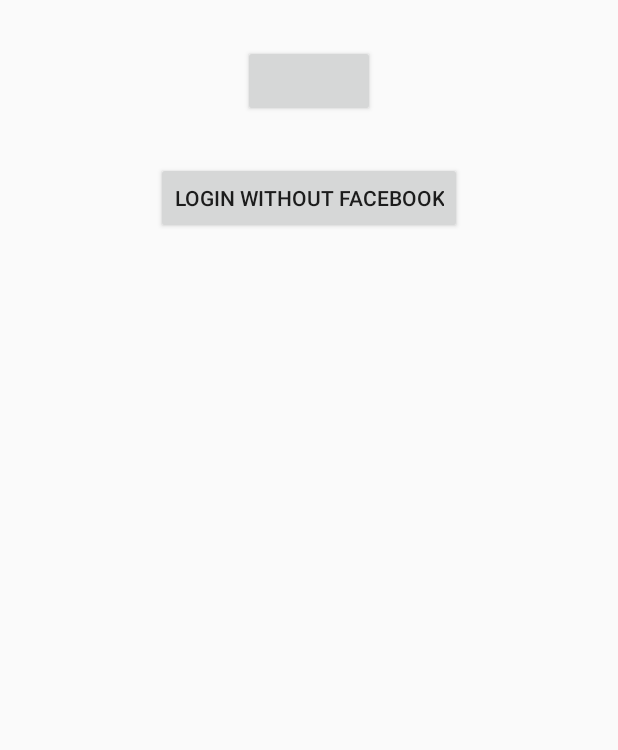
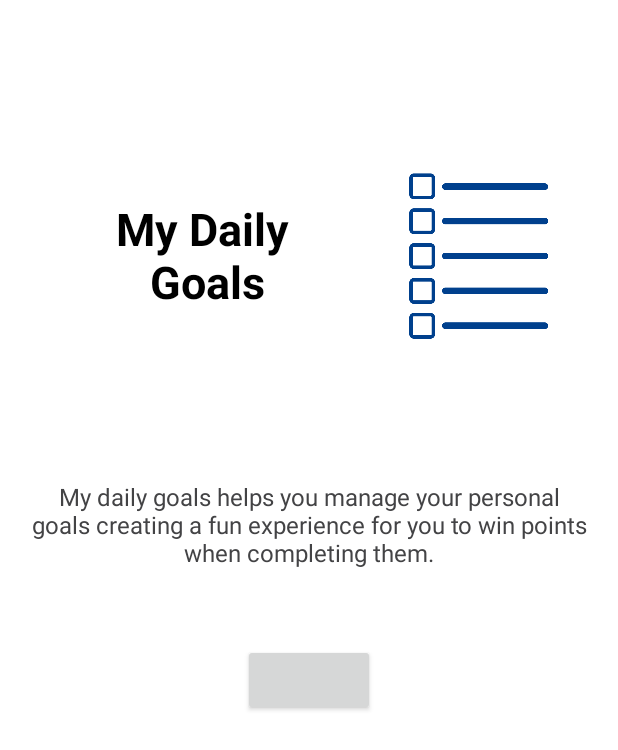
Before and after one commit to kamilabrito/mygoalsapp, an Android app: the screen it shows after launch (ActivityLogin), on a phone screen of 412 x 824 dp. Shown: the top 750 px of the screen. Run offline under Robolectric (Android 15) with nearby library versions, the phone set to English and light mode, and no system bars; our stand-ins replace ButterKnife; libraries missing offline, so code that uses them is left out: com.facebook, com.facebook.appevents, com.facebook.login; plain views replace LoginButton; 5 statements that could not run were skipped.

Commit message:
update login activity layout

```diff
--- a/app/src/main/java/com/kbrtz/mydailygoals/interfaces/InterfaceLoginActivity.java
+++ b/app/src/main/java/com/kbrtz/mydailygoals/interfaces/InterfaceLoginActivity.java
@@ -13,11 +13,9 @@
 
     User createUser(Bundle userInfo);
 
-    void openMainActivity(User user);
+    void openMainActivity();
 
     boolean isFirstBoot(Context context);
 
     void loadDataFirstBoot(Context context);
-
-    User getCurrentUser();
 }
--- a/app/src/main/java/com/kbrtz/mydailygoals/presenter/PresenterLoginActivity.java
+++ b/app/src/main/java/com/kbrtz/mydailygoals/presenter/PresenterLoginActivity.java
@@ -45,8 +45,8 @@
     }
 
     @Override
-    public void openMainActivity(User user) {
-        view.openMainActivity(user);
+    public void openMainActivity() {
+        view.openMainActivity();
     }
 
     @Override
@@ -73,10 +73,4 @@
         goalsDAO.createGoals(context);
     }
 
-    @Override
-    public User getCurrentUser() {
-        return userDAO.getCurrentUser();
-    }
-
-
 }
--- a/app/src/main/java/com/kbrtz/mydailygoals/view/ActivityLogin.java
+++ b/app/src/main/java/com/kbrtz/mydailygoals/view/ActivityLogin.java
@@ -40,7 +40,6 @@
     LoginButton loginButton;
     CallbackManager callbackManager;
     private PresenterLoginActivity presenter;
-    public static final String MAIN_ACTIVITY = "MAIN_ACTIVITY";
 
     @Override
     protected void onCreate(Bundle savedInstanceState) {
@@ -50,10 +49,8 @@
 
         presenter = new PresenterLoginActivity(this);
 
-        if (presenter.isFirstBoot(this)) {
-            presenter.loadDataFirstBoot(this);
-        } else {
-            presenter.openMainActivity(presenter.getCurrentUser());
+        if (!presenter.isFirstBoot(this)) {
+            presenter.openMainActivity();
         }
 
         FacebookSdk.sdkInitialize(getApplicationContext());
@@ -124,16 +121,17 @@
             if (object.has(Constants.EMAIL))
                 bundle.putString(Constants.EMAIL, object.getString(Constants.EMAIL));
 
-            presenter.openMainActivity(presenter.createUser(bundle));
+            presenter.createUser(bundle);
+            presenter.loadDataFirstBoot(this);
+            presenter.openMainActivity();
         } catch (JSONException e) {
             e.printStackTrace();
         }
 
     }
 
-    public void openMainActivity(User user) {
+    public void openMainActivity() {
         Intent intent = new Intent(this, MainActivity.class);
-        intent.putExtra(MAIN_ACTIVITY, user);
         startActivity(intent);
         finish();
     }
--- a/app/src/main/java/com/kbrtz/mydailygoals/view/MainActivity.java
+++ b/app/src/main/java/com/kbrtz/mydailygoals/view/MainActivity.java
@@ -54,15 +54,12 @@
         ButterKnife.bind(this);
 
         presenter = new PresenterMainActivity(this);
-        currentUser = new User();
         goalsListAdapter = new GoalsRecyclerAdapter(this);
         addMyGoalBtn.setOnClickListener(this);
         setSupportActionBar(toolbar);
 
-        Intent intent = getIntent();
-        if (intent != null) {
-            currentUser =  (User) intent.getSerializableExtra(ActivityLogin.MAIN_ACTIVITY);
-        }
+        currentUser = new User();
+        currentUser = presenter.getCurrentUser();
 
         goalsListAdapter.setOnItemClickListener(new OnItemClickListener() {
             @Override
--- /dev/null
+++ b/app/src/main/res/drawable/login_bg.xml
@@ -0,0 +1,8 @@
+<shape xmlns:android="http://schemas.android.com/apk/res/android"
+    android:shape="rectangle">
+    <gradient
+        android:angle="135"
+        android:endColor="#eab6fa"
+        android:startColor="#eadbff"
+        android:type="linear" />
+</shape>
--- a/app/src/main/res/layout/login_activity.xml
+++ b/app/src/main/res/layout/login_activity.xml
@@ -1,25 +1,55 @@
 <?xml version="1.0" encoding="utf-8"?>
-<LinearLayout xmlns:android="http://schemas.android.com/apk/res/android"
+<RelativeLayout xmlns:android="http://schemas.android.com/apk/res/android"
     xmlns:tools="http://schemas.android.com/tools"
     android:layout_width="match_parent"
     android:layout_height="match_parent"
+    android:padding="20dp"
     tools:context="com.kbrtz.mydailygoals.view.MainActivity"
-    android:orientation="vertical">
+    android:background="#ffffff">
+
+    <LinearLayout
+        android:id="@+id/app_name"
+        android:layout_width="wrap_content"
+        android:layout_height="wrap_content"
+        android:orientation="horizontal"
+        android:layout_alignParentEnd="true"
+        android:layout_alignParentStart="true"
+        android:layout_marginTop="50dp">
+
+        <TextView
+            style="@style/LoginScreenAppName"
+            android:layout_width="match_parent"
+            android:layout_height="match_parent"
+            android:gravity="center"
+            android:text="@string/app_name"
+            android:layout_weight=".5"/>
+
+        <ImageView
+            android:layout_width="200dp"
+            android:layout_height="200dp"
+            android:src="@drawable/list"
+            android:layout_weight=".2"/>
+
+    </LinearLayout>
+
+    <TextView
+        android:id="@+id/app_description"
+        android:layout_width="match_parent"
+        android:layout_height="wrap_content"
+        android:layout_below="@+id/app_name"
+        android:gravity="center"
+        android:text="@string/app_description"
+        android:layout_marginTop="50dp"
+        style="@style/LoginScreenAppDescription"/>
 
     <com.facebook.login.widget.LoginButton
         android:id="@+id/login_button"
         android:layout_width="wrap_content"
         android:layout_height="wrap_content"
+        android:layout_below="@+id/app_description"
+        android:layout_centerHorizontal="true"
         android:layout_gravity="center_horizontal"
-        android:layout_marginTop="30dp"
-        android:layout_marginBottom="30dp" />
+        android:layout_marginBottom="30dp"
+        android:layout_marginTop="50dp" />
 
-    <Button
-        android:id="@+id/no_facebook_login"
-        android:layout_width="wrap_content"
-        android:layout_height="wrap_content"
-        android:text="Login without facebook"
-        android:layout_gravity="center"
-        android:visibility="visible"/>
-
-</LinearLayout>
+</RelativeLayout>
--- a/app/src/main/res/values/strings.xml
+++ b/app/src/main/res/values/strings.xml
@@ -1,5 +1,5 @@
 <resources>
-    <string name="app_name">MyDailyGoals</string>
+    <string name="app_name">My Daily\n Goals</string>
     <string name="facebook_app_id">236926540121553</string>
     <string name="fb_login_protocol_scheme">fb236926540121553</string>
     <string name="action_edit">edit_mode</string>
@@ -52,6 +52,9 @@
 
     //general text
     <string name="points">Points</string>
+    <string name="app_description">My daily goals helps you
+        manage your personal goals creating a fun experience for you
+        to win points when completing them.</string>
 
 
 
--- a/app/src/main/res/values/styles.xml
+++ b/app/src/main/res/values/styles.xml
@@ -17,4 +17,16 @@
 
     <style name="AppTheme.PopupOverlay" parent="ThemeOverlay.AppCompat.Light" />
 
+    <style name="LoginScreenAppName">
+        <item name="android:textColor">#000000</item>
+        <item name="android:textSize">30dp</item>
+        <item name="android:textStyle">bold</item>
+    </style>
+
+    <style name="LoginScreenAppDescription">
+        <item name="android:textColor">#434345</item>
+        <item name="android:textSize">16dp</item>
+        <item name="android:textStyle">normal</item>
+    </style>
+
 </resources>
```
Also changed, not shown: app/src/main/res/drawable/list.png (added).
